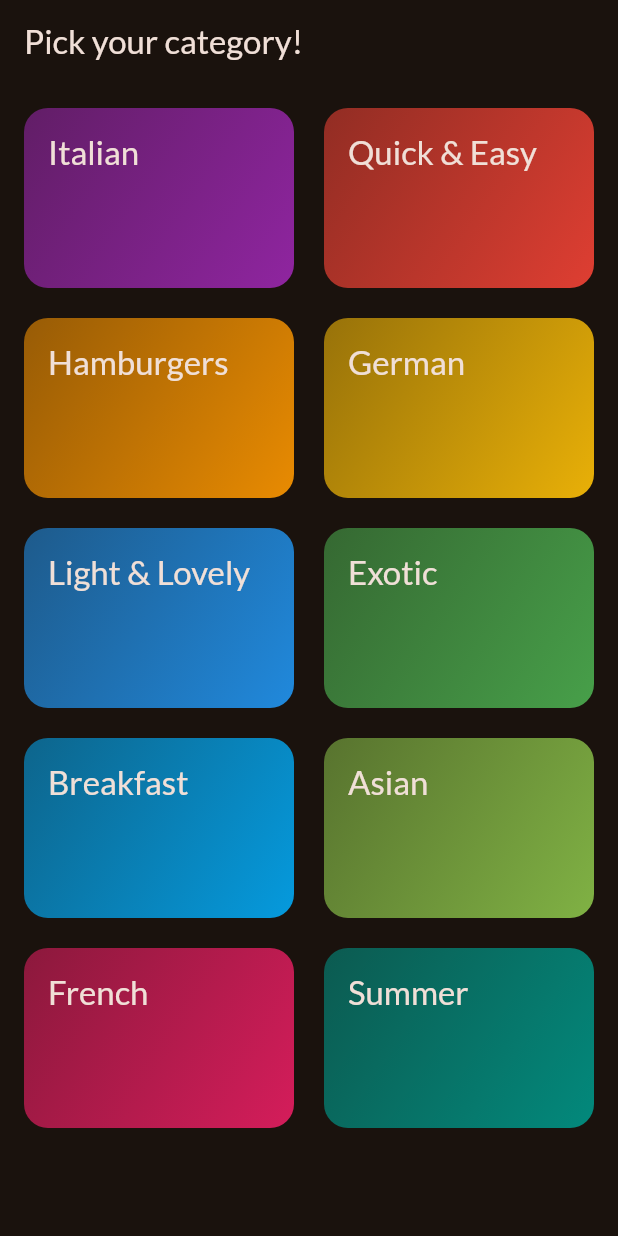
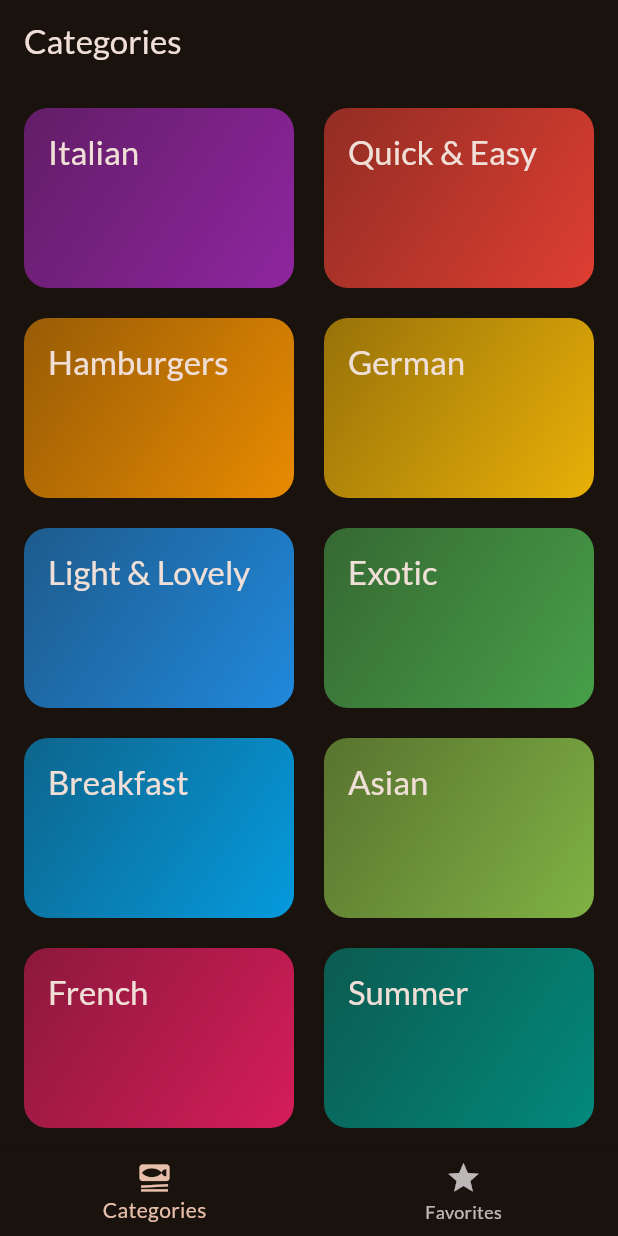
Before and after one commit to ahmedsilinii/meals_app, a Flutter app: the screen it shows after launch, on a phone screen of 412 x 824 dp. Run offline on Flutter 3.47's test engine with Material 3 defaults, Android fonts, the phone set to English and light mode, and no system bars; our stand-ins replace google_fonts, transparent_image.

Commit message:
added a tabs screen

```diff
--- a/lib/main.dart
+++ b/lib/main.dart
@@ -1,6 +1,7 @@
 import 'package:flutter/material.dart';
 import 'package:google_fonts/google_fonts.dart';
 import 'package:meals_app/screens/categories.dart';
+import 'package:meals_app/screens/tabs.dart';
 
 final theme = ThemeData(
   useMaterial3: true,
@@ -22,7 +23,7 @@ class App extends StatelessWidget {
   Widget build(BuildContext context) {
     return MaterialApp(
       theme: theme,
-      home: const CategoriesScreen(),
+      home: const TabsScreen(),
     );
   }
 }
--- a/lib/screens/categories.dart
+++ b/lib/screens/categories.dart
@@ -28,11 +28,7 @@ class CategoriesScreen extends StatelessWidget {
 
   @override
   Widget build(BuildContext context) {
-    return Scaffold(
-      appBar: AppBar(
-        title: const Text('Pick your category!'),
-      ),
-      body: GridView(
+    return GridView(
       padding: const EdgeInsets.all(16),
       gridDelegate: const SliverGridDelegateWithFixedCrossAxisCount(
         crossAxisCount: 2,
@@ -49,7 +45,6 @@ class CategoriesScreen extends StatelessWidget {
             },
           ),
       ],
-      ),
     );
   }
 }
--- a/lib/screens/meals.dart
+++ b/lib/screens/meals.dart
@@ -7,11 +7,11 @@ import 'package:meals_app/wigdets/meal_item.dart';
 class MealsScreen extends StatelessWidget {
   const MealsScreen({
     super.key,
-    required this.title,
+    this.title,
     required this.meals,
   });
 
-  final String title;
+  final String? title;
   final List<Meal> meals;
 
   void selectMeal(BuildContext context, Meal meal) {
@@ -58,9 +58,11 @@ class MealsScreen extends StatelessWidget {
             );
           });
     }
+
+    if (title == null) return content;
     return Scaffold(
         appBar: AppBar(
-          title: Text(title),
+          title: Text(title!),
         ),
         body: content);
   }
--- /dev/null
+++ b/lib/screens/tabs.dart
@@ -0,0 +1,57 @@
+import 'package:flutter/material.dart';
+import 'package:meals_app/main.dart';
+import 'package:meals_app/screens/categories.dart';
+import 'package:meals_app/screens/meals.dart';
+
+class TabsScreen extends StatefulWidget {
+  const TabsScreen({super.key});
+
+  @override
+  State<TabsScreen> createState() {
+    return _TabsScreenState();
+  }
+}
+
+class _TabsScreenState extends State<TabsScreen> {
+  int _selectedPageIndex = 0;
+
+  void _selectPage(int index) {
+    setState(() {
+      _selectedPageIndex = index;
+    });
+  }
+
+  @override
+  Widget build(BuildContext context) {
+    Widget activePage = const CategoriesScreen();
+    var activePageTitle = 'Categories';
+
+    if (_selectedPageIndex == 1) {
+      activePage = const MealsScreen(meals: []);
+      activePageTitle = 'Your Favorites';
+    }
+
+    return Scaffold(
+      appBar: AppBar(
+        title: Text(activePageTitle),
+      ),
+      body: activePage,
+      bottomNavigationBar: BottomNavigationBar(
+        currentIndex: _selectedPageIndex,
+        onTap: (index) {
+          _selectPage(index);
+        },
+        items: const [
+          BottomNavigationBarItem(
+            icon: Icon(Icons.set_meal),
+            label: 'Categories',
+          ),
+          BottomNavigationBarItem(
+            icon: Icon(Icons.star),
+            label: 'Favorites',
+          ),
+        ],
+      ),
+    );
+  }
+}
```
Lines whose indentation alone changed are shown as unchanged.
